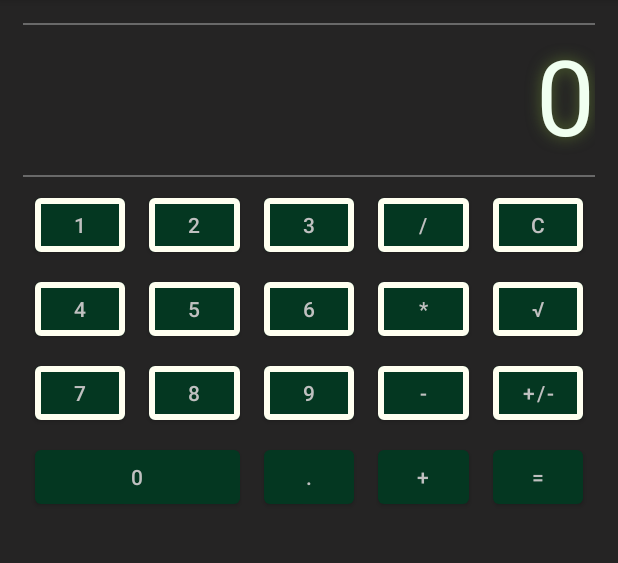
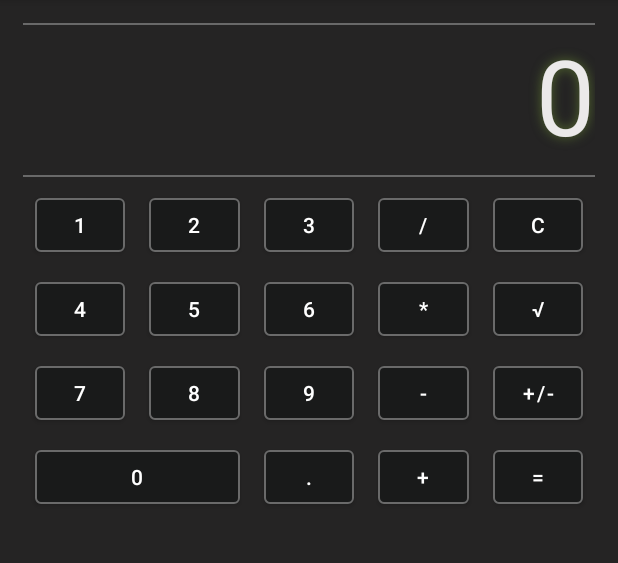
Before and after one commit to lekoal/android_work_n_two, an Android app: the screen it shows after launch (CalculatorActivity), on a phone screen of 412 x 824 dp, the part 84-647 px from its top. Run offline under Robolectric (Android 15) with nearby library versions, the phone set to English and light mode, and no system bars.

Commit message:
Black theme is completed

```diff
--- a/app/src/main/res/layout-land/activity_main.xml
+++ b/app/src/main/res/layout-land/activity_main.xml
@@ -1,10 +1,4 @@
 <?xml version="1.0" encoding="utf-8"?>
-
-<!--
-    Для создания калькулятора решено использовать макет ConstraintLayout.
-    Данный макет позволяет разместить большое количество элементов с привязкой друг к другу, а также к родительскому контейнеру.
-    Это означает, что с данным макетом возможно точное позиционирование всех элементов, и спроектированное приложение будет одинаково хорошо отображаться на устройствах с различными размерами экранов.
--->
 
 <androidx.constraintlayout.widget.ConstraintLayout xmlns:android="http://schemas.android.com/apk/res/android"
     xmlns:app="http://schemas.android.com/apk/res-auto"
@@ -12,7 +6,7 @@
     android:layout_width="match_parent"
     android:layout_height="match_parent"
     android:padding="@dimen/allPadding"
-    android:theme="@style/MyDarkLiteTheme"
+    android:theme="@style/MyBlackTheme"
     tools:context=".ui.CalculatorActivity"
     android:orientation="horizontal">
 
@@ -34,164 +28,183 @@
 
     <View
         android:id="@+id/line_2"
-        style="@style/LineStyle"
+        style="@style/TopLineStyle"
         app:layout_constraintEnd_toEndOf="parent"
         app:layout_constraintStart_toStartOf="parent"
-        app:layout_constraintTop_toTopOf="parent" />
+        app:layout_constraintTop_toTopOf="parent"
+        app:layout_constraintBottom_toTopOf="@id/display" />
 
     <com.google.android.material.button.MaterialButton
         android:id="@+id/key_1"
-        style="@style/ButtonStyle"
+        style="@style/LandscapeButtonStyle"
         android:text="@string/key_1"
         app:layout_constraintHorizontal_chainStyle="packed"
         app:layout_constraintEnd_toStartOf="@id/key_2"
         app:layout_constraintStart_toStartOf="parent"
-        app:layout_constraintTop_toBottomOf="@id/line_1" />
+        app:layout_constraintTop_toBottomOf="@id/line_1"
+        app:layout_constraintBottom_toTopOf="@id/key_5" />
 
     <com.google.android.material.button.MaterialButton
         android:id="@+id/key_2"
-        style="@style/ButtonStyle"
+        style="@style/LandscapeButtonStyle"
         android:text="@string/key_2"
         app:layout_constraintEnd_toStartOf="@id/key_3"
         app:layout_constraintStart_toEndOf="@id/key_1"
-        app:layout_constraintTop_toBottomOf="@id/line_1" />
+        app:layout_constraintTop_toBottomOf="@id/line_1"
+        app:layout_constraintBottom_toTopOf="@id/key_6" />
 
     <com.google.android.material.button.MaterialButton
         android:id="@+id/key_3"
-        style="@style/ButtonStyle"
+        style="@style/LandscapeButtonStyle"
         android:text="@string/key_3"
         app:layout_constraintEnd_toStartOf="@id/key_4"
         app:layout_constraintStart_toEndOf="@id/key_2"
-        app:layout_constraintTop_toBottomOf="@id/line_1" />
+        app:layout_constraintTop_toBottomOf="@id/line_1"
+        app:layout_constraintBottom_toTopOf="@id/key_7" />
 
     <com.google.android.material.button.MaterialButton
         android:id="@+id/key_4"
-        style="@style/ButtonStyle"
+        style="@style/LandscapeButtonStyle"
         android:text="@string/key_4"
         app:layout_constraintEnd_toStartOf="@id/key_divide"
         app:layout_constraintStart_toEndOf="@id/key_3"
-        app:layout_constraintTop_toBottomOf="@id/line_1" />
+        app:layout_constraintTop_toBottomOf="@id/line_1"
+        app:layout_constraintBottom_toTopOf="@id/key_8" />
 
     <com.google.android.material.button.MaterialButton
         android:id="@+id/key_divide"
-        style="@style/ButtonStyle"
+        style="@style/LandscapeButtonStyle"
         android:text="@string/key_divide"
         app:layout_constraintEnd_toStartOf="@id/key_clear"
         app:layout_constraintStart_toEndOf="@id/key_4"
-        app:layout_constraintTop_toBottomOf="@id/line_1" />
+        app:layout_constraintTop_toBottomOf="@id/line_1"
+        app:layout_constraintBottom_toTopOf="@id/key_multiply" />
 
     <com.google.android.material.button.MaterialButton
         android:id="@+id/key_clear"
-        style="@style/ButtonStyle"
+        style="@style/LandscapeButtonStyle"
         android:text="@string/key_clear"
         app:layout_constraintEnd_toEndOf="parent"
         app:layout_constraintStart_toEndOf="@id/key_divide"
-        app:layout_constraintTop_toBottomOf="@id/line_1" />
+        app:layout_constraintTop_toBottomOf="@id/line_1"
+        app:layout_constraintBottom_toTopOf="@id/key_square_root" />
 
     <com.google.android.material.button.MaterialButton
         android:id="@+id/key_5"
-        style="@style/ButtonStyle"
+        style="@style/LandscapeButtonStyle"
         android:text="@string/key_5"
         app:layout_constraintHorizontal_chainStyle="packed"
         app:layout_constraintEnd_toStartOf="@id/key_6"
         app:layout_constraintStart_toStartOf="parent"
-        app:layout_constraintTop_toBottomOf="@id/key_1" />
+        app:layout_constraintTop_toBottomOf="@id/key_1"
+        app:layout_constraintBottom_toTopOf="@id/key_9" />
 
     <com.google.android.material.button.MaterialButton
         android:id="@+id/key_6"
-        style="@style/ButtonStyle"
+        style="@style/LandscapeButtonStyle"
         android:text="@string/key_6"
         app:layout_constraintEnd_toStartOf="@id/key_7"
         app:layout_constraintStart_toEndOf="@id/key_5"
-        app:layout_constraintTop_toBottomOf="@id/key_2" />
+        app:layout_constraintTop_toBottomOf="@id/key_2"
+        app:layout_constraintBottom_toTopOf="@id/key_0" />
 
     <com.google.android.material.button.MaterialButton
         android:id="@+id/key_7"
-        style="@style/ButtonStyle"
+        style="@style/LandscapeButtonStyle"
         android:text="@string/key_7"
         app:layout_constraintEnd_toStartOf="@id/key_8"
         app:layout_constraintStart_toEndOf="@id/key_6"
-        app:layout_constraintTop_toBottomOf="@id/key_3" />
+        app:layout_constraintTop_toBottomOf="@id/key_3"
+        app:layout_constraintBottom_toTopOf="@id/key_minus" />
 
     <com.google.android.material.button.MaterialButton
         android:id="@+id/key_8"
-        style="@style/ButtonStyle"
+        style="@style/LandscapeButtonStyle"
         android:text="@string/key_8"
         app:layout_constraintEnd_toStartOf="@id/key_multiply"
         app:layout_constraintStart_toEndOf="@id/key_7"
-        app:layout_constraintTop_toBottomOf="@id/key_4" />
+        app:layout_constraintTop_toBottomOf="@id/key_4"
+        app:layout_constraintBottom_toTopOf="@id/key_plus" />
 
     <com.google.android.material.button.MaterialButton
         android:id="@+id/key_multiply"
-        style="@style/ButtonStyle"
+        style="@style/LandscapeButtonStyle"
         android:text="@string/key_multiply"
         app:layout_constraintEnd_toStartOf="@id/key_square_root"
         app:layout_constraintStart_toEndOf="@id/key_8"
-        app:layout_constraintTop_toBottomOf="@id/key_divide" />
+        app:layout_constraintTop_toBottomOf="@id/key_divide"
+        app:layout_constraintBottom_toTopOf="@id/key_negate" />
 
     <com.google.android.material.button.MaterialButton
         android:id="@+id/key_square_root"
-        style="@style/ButtonStyle"
+        style="@style/LandscapeButtonStyle"
         android:text="@string/key_square_root"
         app:layout_constraintEnd_toEndOf="parent"
         app:layout_constraintStart_toEndOf="@id/key_multiply"
-        app:layout_constraintTop_toBottomOf="@id/key_clear" />
+        app:layout_constraintTop_toBottomOf="@id/key_clear"
+        app:layout_constraintBottom_toTopOf="@id/key_dot" />
 
     <com.google.android.material.button.MaterialButton
         android:id="@+id/key_9"
-        style="@style/ButtonStyle"
+        style="@style/LandscapeButtonStyle"
         android:text="@string/key_9"
         app:layout_constraintHorizontal_chainStyle="packed"
         app:layout_constraintEnd_toStartOf="@id/key_0"
         app:layout_constraintStart_toStartOf="parent"
-        app:layout_constraintTop_toBottomOf="@id/key_5" />
+        app:layout_constraintTop_toBottomOf="@id/key_5"
+        app:layout_constraintBottom_toTopOf="@id/key_equally" />
 
     <com.google.android.material.button.MaterialButton
         android:id="@+id/key_0"
-        style="@style/ButtonStyle"
+        style="@style/LandscapeButtonStyle"
         android:text="@string/key_0"
         app:layout_constraintEnd_toStartOf="@id/key_minus"
         app:layout_constraintStart_toEndOf="@id/key_9"
-        app:layout_constraintTop_toBottomOf="@id/key_6" />
+        app:layout_constraintTop_toBottomOf="@id/key_6"
+        app:layout_constraintBottom_toTopOf="@id/key_equally" />
 
     <com.google.android.material.button.MaterialButton
         android:id="@+id/key_minus"
-        style="@style/ButtonStyle"
+        style="@style/LandscapeButtonStyle"
         android:text="@string/key_minus"
         app:layout_constraintEnd_toStartOf="@id/key_plus"
         app:layout_constraintStart_toEndOf="@id/key_0"
-        app:layout_constraintTop_toBottomOf="@id/key_7" />
+        app:layout_constraintTop_toBottomOf="@id/key_7"
+        app:layout_constraintBottom_toTopOf="@id/key_equally" />
 
     <com.google.android.material.button.MaterialButton
         android:id="@+id/key_plus"
-        style="@style/ButtonStyle"
+        style="@style/LandscapeButtonStyle"
         android:text="@string/key_plus"
         app:layout_constraintEnd_toStartOf="@id/key_negate"
         app:layout_constraintStart_toEndOf="@id/key_minus"
-        app:layout_constraintTop_toBottomOf="@id/key_8" />
+        app:layout_constraintTop_toBottomOf="@id/key_8"
+        app:layout_constraintBottom_toTopOf="@id/key_equally" />
 
     <com.google.android.material.button.MaterialButton
         android:id="@+id/key_negate"
-        style="@style/ButtonStyle"
+        style="@style/LandscapeButtonStyle"
         android:text="@string/key_negate"
         app:layout_constraintEnd_toStartOf="@id/key_dot"
         app:layout_constraintStart_toEndOf="@id/key_plus"
-        app:layout_constraintTop_toBottomOf="@id/key_multiply" />
+        app:layout_constraintTop_toBottomOf="@id/key_multiply"
+        app:layout_constraintBottom_toTopOf="@id/key_equally" />
 
     <com.google.android.material.button.MaterialButton
         android:id="@+id/key_dot"
-        style="@style/ButtonStyle"
+        style="@style/LandscapeButtonStyle"
         android:text="@string/key_dot"
         app:layout_constraintEnd_toEndOf="parent"
         app:layout_constraintStart_toEndOf="@id/key_negate"
-        app:layout_constraintTop_toBottomOf="@id/key_square_root" />
+        app:layout_constraintTop_toBottomOf="@id/key_square_root"
+        app:layout_constraintBottom_toTopOf="@id/key_equally" />
 
     <com.google.android.material.button.MaterialButton
         android:id="@+id/key_equally"
-        style="@style/ButtonStyle"
+        style="@style/LandscapeButtonStyle"
         android:text="@string/key_equally"
         app:layout_constraintEnd_toEndOf="parent"
         app:layout_constraintStart_toStartOf="parent"
-        app:layout_constraintTop_toBottomOf="@id/key_negate" />
+        app:layout_constraintBottom_toBottomOf="parent" />
 
 </androidx.constraintlayout.widget.ConstraintLayout>
--- a/app/src/main/res/layout/activity_main.xml
+++ b/app/src/main/res/layout/activity_main.xml
@@ -1,10 +1,4 @@
 <?xml version="1.0" encoding="utf-8"?>
-
-<!--
-    Для создания калькулятора решено использовать макет ConstraintLayout.
-    Данный макет позволяет разместить большое количество элементов с привязкой друг к другу, а также к родительскому контейнеру.
-    Это означает, что с данным макетом возможно точное позиционирование всех элементов, и спроектированное приложение будет одинаково хорошо отображаться на устройствах с различными размерами экранов.
--->
 
 <androidx.constraintlayout.widget.ConstraintLayout xmlns:android="http://schemas.android.com/apk/res/android"
     xmlns:app="http://schemas.android.com/apk/res-auto"
--- a/app/src/main/res/values-night/colors.xml
+++ b/app/src/main/res/values-night/colors.xml
@@ -2,6 +2,6 @@
 <resources>
     <color name="colorPrimary">#F4BA6C</color>
     <color name="colorOnPrimary">#912300</color>
-    <color name="colorPrimaryVariant">#EDD6D6</color>
-    <color name="displayTextColor">#FFB39C</color>
+    <color name="colorPrimaryVariant">#BFBFBF</color>
+    <color name="displayTextColor">#B6B6B6</color>
 </resources>
--- a/app/src/main/res/values-night/themes.xml
+++ b/app/src/main/res/values-night/themes.xml
@@ -19,4 +19,11 @@
         <item name="colorPrimaryVariant">@color/colorPrimaryVariant</item>
         <item name="colorOnPrimary">@color/colorOnPrimary</item>
     </style>
+
+    <style name="MyBlackTheme" parent="Theme.AndroidWorkNTwo">
+        <item name="colorPrimary">@color/colorBlackThemePrimary</item>
+        <item name="colorPrimaryVariant">@color/colorBlackThemePrimaryVariant</item>
+        <item name="colorOnPrimary">@color/colorBlackThemeOnPrimary</item>
+        <item name="android:background">@color/colorBlackThemeBackground</item>
+    </style>
 </resources>
--- a/app/src/main/res/values/colors.xml
+++ b/app/src/main/res/values/colors.xml
@@ -4,7 +4,7 @@
     <color name="purple_500">#FF6200EE</color>
     <color name="purple_700">#FF3700B3</color>
     <color name="lightGrey">#FFD3D3D3</color>
-    <color name="colorPrimaryVariant">#FFC0C0C0</color>
+    <color name="colorPrimaryVariant">#EBE9E9</color>
     <color name="antiqueWhite">#FFFAEBD7</color>
     <color name="ivory">#FFFFFFF0</color>
     <color name="teal_200">#FF03DAC5</color>
@@ -16,9 +16,9 @@
     <color name="olive">#FF808000</color>
     <color name="colorPrimary">#FF556B2F</color>
     <color name="darkSea">#FF8FBC8F</color>
-    <color name="displayTextColor">#FFF0FFF0</color>
-    <color name="colorBlackThemePrimary">#043721</color>
-    <color name="colorBlackThemePrimaryVariant">#FFC0C0C0</color>
-    <color name="colorBlackThemeOnPrimary">#FFC0C0C0</color>
+    <color name="displayTextColor">#FFFFFF</color>
+    <color name="colorBlackThemePrimary">#191A1A</color>
+    <color name="colorBlackThemePrimaryVariant">#888888</color>
+    <color name="colorBlackThemeOnPrimary">#FFFFFF</color>
     <color name="colorBlackThemeBackground">#252424</color>
 </resources>
--- a/app/src/main/res/values/dimens.xml
+++ b/app/src/main/res/values/dimens.xml
@@ -1,13 +1,15 @@
 <?xml version="1.0" encoding="utf-8"?>
 <resources>
     <dimen name="margin">8dp</dimen>
-    <dimen name="marginLandscape">6dp</dimen>
+    <dimen name="marginLandscape">4dp</dimen>
     <dimen name="textSize">70sp</dimen>
+    <dimen name="textLandscapeSize">70sp</dimen>
     <dimen name="width">0dp</dimen>
     <dimen name="allPadding">15dp</dimen>
     <dimen name="displayHeight">100dp</dimen>
-    <dimen name="displayLandscapeHeight">90dp</dimen>
+    <dimen name="displayLandscapeHeight">100dp</dimen>
     <dimen name="lineHeight">1dp</dimen>
-    <dimen name="displayTextShadowRadius">12</dimen>
-    <dimen name="strokeWidth">4dp</dimen>
+    <dimen name="displayTextShadowRadius">9</dimen>
+    <dimen name="strokeWidth">1dp</dimen>
+    <dimen name="lineMarginTop">10dp</dimen>
 </resources>
--- a/app/src/main/res/values/strings.xml
+++ b/app/src/main/res/values/strings.xml
@@ -1,6 +1,6 @@
 <resources>
     <string name="app_name">Android work N two</string>
-    <string name="disp_1" />
+    <string name="disp_1">123</string>
     <string name="key_1">1</string>
     <string name="key_2">2</string>
     <string name="key_3">3</string>
--- a/app/src/main/res/values/styles.xml
+++ b/app/src/main/res/values/styles.xml
@@ -6,7 +6,7 @@
         <item name="android:layout_width">@dimen/width</item>
         <item name="android:shadowColor">@color/colorPrimary</item>
         <item name="android:shadowRadius">@dimen/displayTextShadowRadius</item>
-        <item name="android:textColor">@color/displayTextColor</item>
+        <item name="android:textColor">@color/colorPrimaryVariant</item>
         <item name="android:textAlignment">textEnd</item>
         <item name="android:textSize">@dimen/textSize</item>
     </style>
@@ -16,9 +16,9 @@
         <item name="android:layout_width">@dimen/width</item>
         <item name="android:shadowColor">@color/colorPrimary</item>
         <item name="android:shadowRadius">@dimen/displayTextShadowRadius</item>
-        <item name="android:textColor">@color/displayTextColor</item>
+        <item name="android:textColor">@color/colorPrimaryVariant</item>
         <item name="android:textAlignment">textEnd</item>
-        <item name="android:textSize">@dimen/textSize</item>
+        <item name="android:textSize">@dimen/textLandscapeSize</item>
     </style>
 
     <style name="LineStyle">
@@ -27,11 +27,26 @@
         <item name="android:background">#696969</item>
     </style>
 
+    <style name="TopLineStyle">
+        <item name="android:layout_width">@dimen/width</item>
+        <item name="android:layout_height">@dimen/lineHeight</item>
+        <item name="android:background">#696969</item>
+        <item name="android:layout_marginTop">@dimen/lineMarginTop</item>
+    </style>
+
     <style name="ButtonStyle">
         <item name="android:layout_width">@dimen/width</item>
         <item name="android:layout_height">wrap_content</item>
         <item name="android:layout_margin">@dimen/margin</item>
-        <item name="strokeColor">@color/ivory</item>
+        <item name="strokeColor">#6A6A6A</item>
+        <item name="strokeWidth">@dimen/strokeWidth</item>
+    </style>
+
+    <style name="LandscapeButtonStyle">
+        <item name="android:layout_width">@dimen/width</item>
+        <item name="android:layout_height">wrap_content</item>
+        <item name="android:layout_margin">@dimen/marginLandscape</item>
+        <item name="strokeColor">#6A6A6A</item>
         <item name="strokeWidth">@dimen/strokeWidth</item>
     </style>
 
@@ -39,6 +54,8 @@
         <item name="android:layout_width">@dimen/width</item>
         <item name="android:layout_height">wrap_content</item>
         <item name="android:layout_marginTop">@dimen/margin</item>
+        <item name="strokeColor">#6A6A6A</item>
+        <item name="strokeWidth">@dimen/strokeWidth</item>
     </style>
 
 </resources>
--- a/app/src/main/res/values/themes.xml
+++ b/app/src/main/res/values/themes.xml
@@ -25,6 +25,5 @@
         <item name="colorPrimaryVariant">@color/colorBlackThemePrimaryVariant</item>
         <item name="colorOnPrimary">@color/colorBlackThemeOnPrimary</item>
         <item name="android:background">@color/colorBlackThemeBackground</item>
-
     </style>
 </resources>
```
